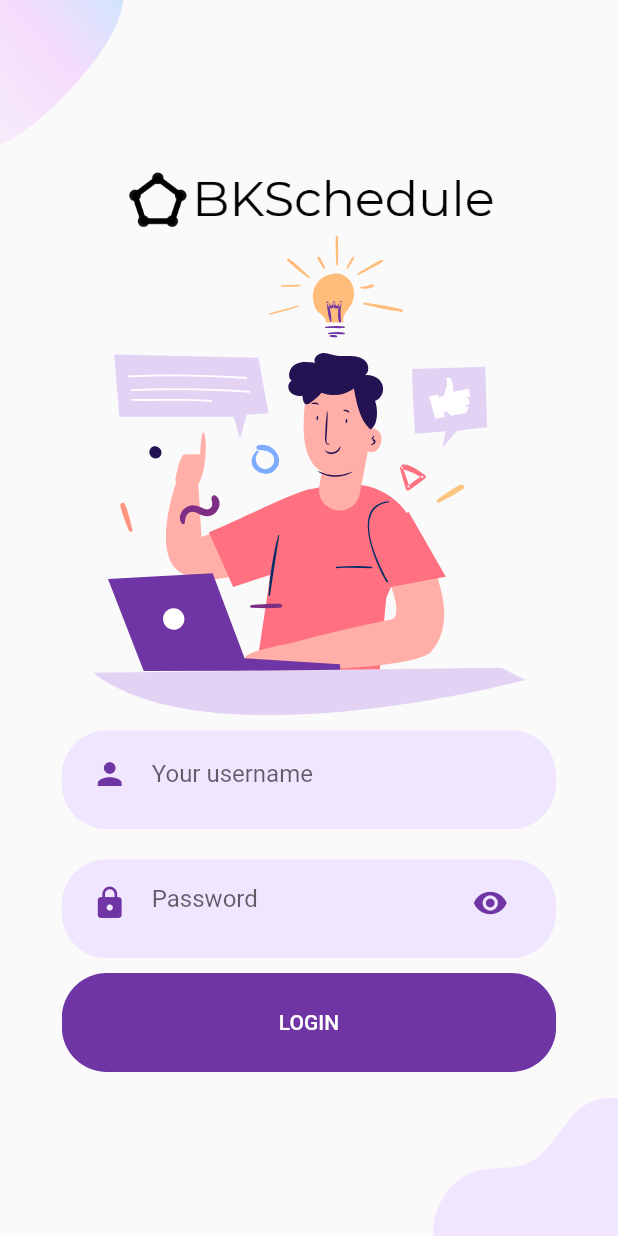
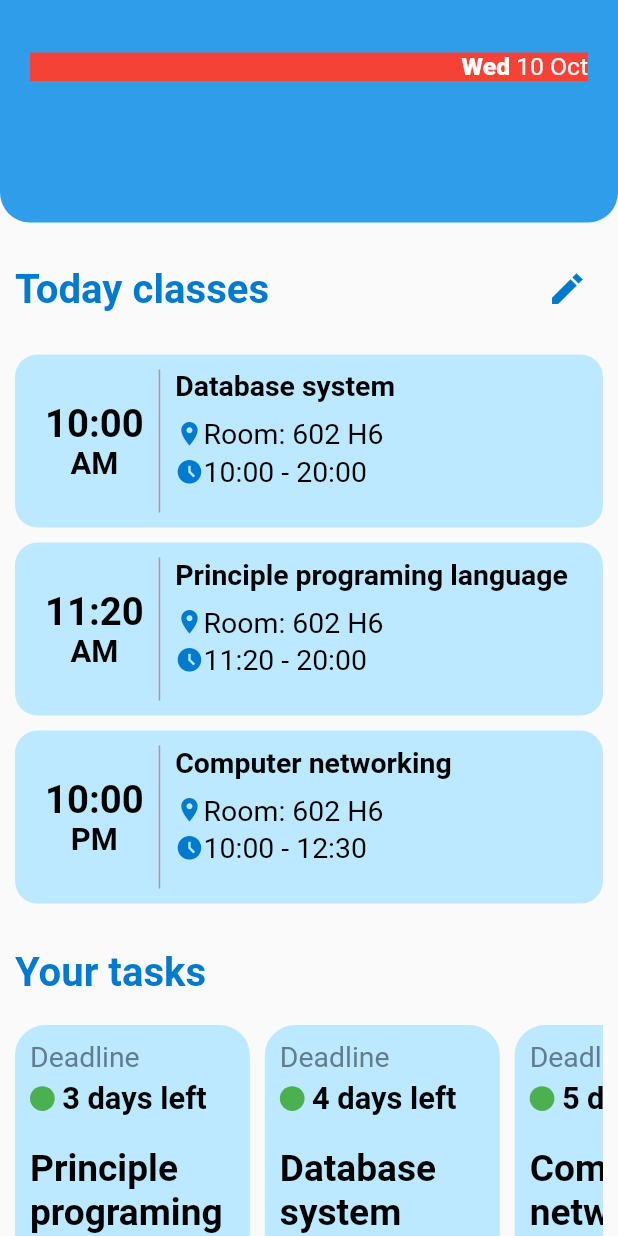
Before and after one commit to BinhPhamQuang/BK-Schedule, a Flutter app: the screen it shows after launch, on a phone screen of 412 x 824 dp. Run offline on Flutter 3.47's test engine with Material 2 defaults, Android fonts, the phone set to English and light mode, and no system bars; our stand-ins replace flutter_svg.

Commit message:
add screen home

```diff
--- a/lib/constant.dart
+++ b/lib/constant.dart
@@ -2,3 +2,6 @@ import 'package:flutter/material.dart';
 
 const kPrimaryColor = Color(0xFF6F35A5);
 const kPrimaryLightColor = Color(0xFFF1E6FF);
+const kLabelColor= Color(0xFF2F9DEA);
+const kTextBoxColor=Color(0xFFBCE9FF);
+const kSectionColor=Color(0xFF007ACF);
--- a/lib/main.dart
+++ b/lib/main.dart
@@ -1,3 +1,4 @@
+import 'package:bkschedule/screens/Home/body.dart';
 import 'package:bkschedule/screens/Login/login.dart';
 import 'package:flutter/material.dart';
 
@@ -12,7 +13,7 @@ class MyApp extends StatelessWidget
   Widget build(BuildContext context) {
       return MaterialApp(
         title: 'Flutter',
-        home: LoginScreen(),
+        home: HomeScreen(),
       );
   }
 
--- /dev/null
+++ b/lib/screens/AddTask/add_task.dart
@@ -0,0 +1,14 @@
+import 'package:flutter/material.dart';
+
+class AddClass extends StatelessWidget {
+  const AddClass({Key? key}) : super(key: key);
+
+  @override
+  Widget build(BuildContext context) {
+    return Scaffold(
+      body: SingleChildScrollView(
+
+      ),
+    );
+  }
+}
--- /dev/null
+++ b/lib/screens/Home/body.dart
@@ -0,0 +1,278 @@
+import 'package:bkschedule/constant.dart';
+import 'package:bkschedule/screens/components/rounded_button.dart';
+import 'package:flutter/cupertino.dart';
+import 'package:flutter/material.dart';
+
+class HomeScreen extends StatelessWidget {
+  const HomeScreen({Key? key}) : super(key: key);
+
+  @override
+  Widget build(BuildContext context) {
+    Size size= MediaQuery.of(context).size;
+    return Scaffold(
+      body: SingleChildScrollView(
+        child: Column(
+          children: [
+            TopLabel(size: size),
+
+            Positioned(
+              child: Container(
+                padding: EdgeInsets.symmetric(vertical: 20,horizontal: 10),
+                child: Column(
+                  children: [
+                    Row(
+                      mainAxisAlignment: MainAxisAlignment.spaceBetween,
+                      children: [
+                        RichText(
+                          text: TextSpan(
+                            text: "Today classes",
+                            style: TextStyle(
+                              fontSize: size.width*0.065,
+                              fontWeight: FontWeight.bold,
+                              color: kSectionColor,
+                            ),
+                          ),
+                        ),
+                        IconButton(onPressed: (){}, icon: Icon(
+                          Icons.create_sharp,
+                          size:size.width*0.065,
+                          color: kSectionColor,
+                        ),
+                        ),
+
+                      ],
+                    ),
+                    SizedBox(height: 20,),
+
+                    //add data
+                    ItemClass(size: size,nameClass: "Database system",timeStart: "10:00",timeEnd: "20:00",room: "602 H6",isAm: "AM",),
+                    ItemClass(size: size,nameClass: "Principle programing language",timeStart: "11:20",timeEnd: "20:00",room: "602 H6",isAm: "AM",),
+                    ItemClass(size: size,nameClass: "Computer networking",timeStart: "10:00",timeEnd: "12:30",room: "602 H6",isAm: "PM",),
+                    SizedBox(height: 20,),
+                    Row(
+                      mainAxisAlignment: MainAxisAlignment.spaceBetween,
+                      children: [
+                        RichText(
+                          text: TextSpan(
+                            text: "Your tasks",
+                            style: TextStyle(
+                              fontSize: size.width*0.065,
+                              fontWeight: FontWeight.bold,
+                              color: kSectionColor,
+                            ),
+                          ),
+                        ),
+                        // Text("Button edit",style: TextStyle(
+                        //   fontSize: size.width*0.07,
+                        //   fontWeight: FontWeight.normal,
+                        //   color: kSectionColor,
+                        // ),),
+                      ],
+                    ),
+                    SizedBox(height: 20,),
+                    SingleChildScrollView(
+                      scrollDirection: Axis.horizontal,
+                      child: Row(
+                        children: [
+                          ItemTask(size: size,nameTask: "Principle programing language",timeRemaining: 3,),
+                          ItemTask(size: size,nameTask: "Database system",timeRemaining: 4,),
+                          ItemTask(size: size,nameTask: "Computer networking",timeRemaining: 5,),
+                        ],
+                      ),
+                    )
+                  ],
+                ),
+              ),
+            ),
+
+          ],
+        ),
+      ),
+    );
+  }
+}
+
+class ItemTask extends StatelessWidget {
+  final int timeRemaining;
+  final String nameTask;
+  const ItemTask({
+    Key? key,
+    required this.size, required this.timeRemaining, required this.nameTask,
+  }) : super(key: key);
+
+  final Size size;
+
+  @override
+  Widget build(BuildContext context) {
+    return Container(
+      margin: EdgeInsets.only(right: 10),
+      padding: EdgeInsets.all(10),
+      width: size.width*0.38,
+      height: size.width*0.44,
+      decoration: BoxDecoration(
+        borderRadius: BorderRadius.circular(20),
+        color: kTextBoxColor
+      ),
+      child: Column(
+        crossAxisAlignment: CrossAxisAlignment.start,
+        children: [
+          Text("Deadline",style: TextStyle(fontSize: size.height*0.023,color: Colors.blueGrey,fontWeight: FontWeight.normal),),
+          SizedBox(height: 5,),
+          Row(
+            children: [
+              Container(
+                width: size.height*0.02,
+                height: size.height*0.02,
+                decoration: BoxDecoration(
+                  color: Colors.green,
+                  borderRadius: BorderRadius.circular(50),
+                ),
+              ),
+              SizedBox(width: 5,),
+              Text(timeRemaining.toString(),style: TextStyle(fontSize: size.height*0.025,color: Colors.black,fontWeight: FontWeight.bold),),
+              SizedBox(width: 5,),
+              Text("days left",style: TextStyle(fontSize: size.height*0.025,color: Colors.black,fontWeight: FontWeight.bold),),
+
+            ],
+          ),
+          SizedBox(height: 20,),
+          Text(nameTask,style: TextStyle(fontSize: size.height*0.03,color: Colors.black,fontWeight: FontWeight.bold),),
+        ],
+      ),
+    );
+  }
+}
+
+class ItemClass extends StatelessWidget {
+  final String nameClass;
+  final String room;
+  final String timeStart;
+  final String timeEnd;
+
+  final String isAm;
+  const ItemClass({
+    Key? key,
+    required this.size, required this.nameClass, required this.room, required this.timeStart, required this.timeEnd , required this.isAm,
+  }) : super(key: key);
+
+  final Size size;
+
+  @override
+  Widget build(BuildContext context) {
+    return Container(
+      margin: EdgeInsets.only(bottom: 10),
+      padding: EdgeInsets.symmetric(vertical: 10,horizontal: 20),
+      height: size.height*0.14,
+      decoration: BoxDecoration(
+        color: kTextBoxColor,
+        borderRadius: BorderRadius.circular(15),
+      ),
+      child: Row(
+        children: [
+          Column(
+            mainAxisAlignment: MainAxisAlignment.center,
+            children: [
+              Text(timeStart,
+              style: TextStyle(fontSize: size.height*0.031,color: Colors.black,fontWeight: FontWeight.bold),),
+              Text(isAm,style: TextStyle(fontSize: size.height*0.025,color: Colors.black,fontWeight: FontWeight.bold),),
+            ],
+          ),
+          Container(
+            margin: EdgeInsets.only(left:10,right: 10),
+            width: 1,
+            color: Colors.grey,
+          ),
+          Column(
+            crossAxisAlignment: CrossAxisAlignment.start,
+            children: [
+              Text(nameClass,style: TextStyle(fontSize: size.height*0.023,color: Colors.black,fontWeight: FontWeight.bold),overflow: TextOverflow.ellipsis, maxLines: 1,),
+              SizedBox(
+                height: 10,
+              ),
+              Row(
+                children: [
+                  Icon(
+                    Icons.location_on,
+                    color: kSectionColor,
+                    size: size.height*0.023,
+                  ),
+                  Text("Room: ",style: TextStyle(fontSize: size.height*0.023,color: Colors.black,fontWeight: FontWeight.normal),),
+                  Text(room,style: TextStyle(fontSize: size.height*0.023,color: Colors.black,fontWeight: FontWeight.normal),),
+                ],
+              ),
+              SizedBox(
+                height: 3,
+              ),
+              Row(
+                children: [
+                  Icon(
+                    Icons.access_time_filled,
+                    color: kSectionColor,
+                    size: size.height*0.023,
+
+                  ),
+                  Text(timeStart,style: TextStyle(fontSize: size.height*0.023,color: Colors.black,fontWeight: FontWeight.normal),),
+                  Text(" - ",style: TextStyle(fontSize: size.height*0.023,color: Colors.black,fontWeight: FontWeight.normal),),
+                  Text(timeEnd,style: TextStyle(fontSize: size.height*0.023,color: Colors.black,fontWeight: FontWeight.normal),),
+                ],
+              )
+            ],
+
+          ),
+
+        ],
+      ),
+    );
+  }
+}
+
+class TopLabel extends StatelessWidget {
+  const TopLabel({
+    Key? key,
+    required this.size,
+  }) : super(key: key);
+
+  final Size size;
+
+  @override
+  Widget build(BuildContext context) {
+    return Container(
+      padding: EdgeInsets.symmetric(horizontal: 20,vertical: 35),
+      width: double.infinity,
+      height: size.height*0.18,
+      decoration: BoxDecoration(
+        color: kLabelColor,
+        borderRadius: BorderRadius.only(bottomLeft: Radius.circular(20), bottomRight: Radius.circular(20)),
+      ),
+      child: Column(
+        children: [
+          Container(
+            color: Colors.red,
+            alignment: Alignment.centerRight,
+            child: RichText(
+              text: TextSpan(
+                text: "Wed",
+                style: TextStyle(
+                  fontSize: size.width*0.04,
+                  fontWeight: FontWeight.w900
+                ),
+                children: [
+                  TextSpan(
+                    text: " 10 Oct",
+                    style: TextStyle(
+                      fontSize: size.width*0.04,
+                      fontWeight: FontWeight.normal,
+                    ),
+                  ),
+                ],
+              ),
+            ),
+
+          ),
+
+        ],
+      ),
+
+    );
+  }
+}
--- a/lib/screens/Login/body.dart
+++ b/lib/screens/Login/body.dart
@@ -28,7 +28,7 @@ class Background extends StatelessWidget {
           Positioned(
             left: 0,
             top: 0,
-            child:  Image(image: AssetImage("assets/photos/main_top.png"), width: size.width*0.2,),
+            child:  Image(image: AssetImage("assets/photos/main_top.png"), width: size.width*0.35,),
           ),
           Positioned(
               right: 0,
@@ -63,7 +63,13 @@ class Background extends StatelessWidget {
                           ),
                         ),
                     ),
-                    RoundedButton(text: "LOGIN", color: kPrimaryColor,press: (){},textcolor: Colors.white,),
+                    RoundedButton(
+                      text: "LOGIN", color: kPrimaryColor,
+                      press: (){
+
+                      },
+                      textcolor: Colors.white,
+                    ),
 
                   ],
                 ),
```
Also changed, not shown: assets/photos/panda.png (added), 2 other files.
